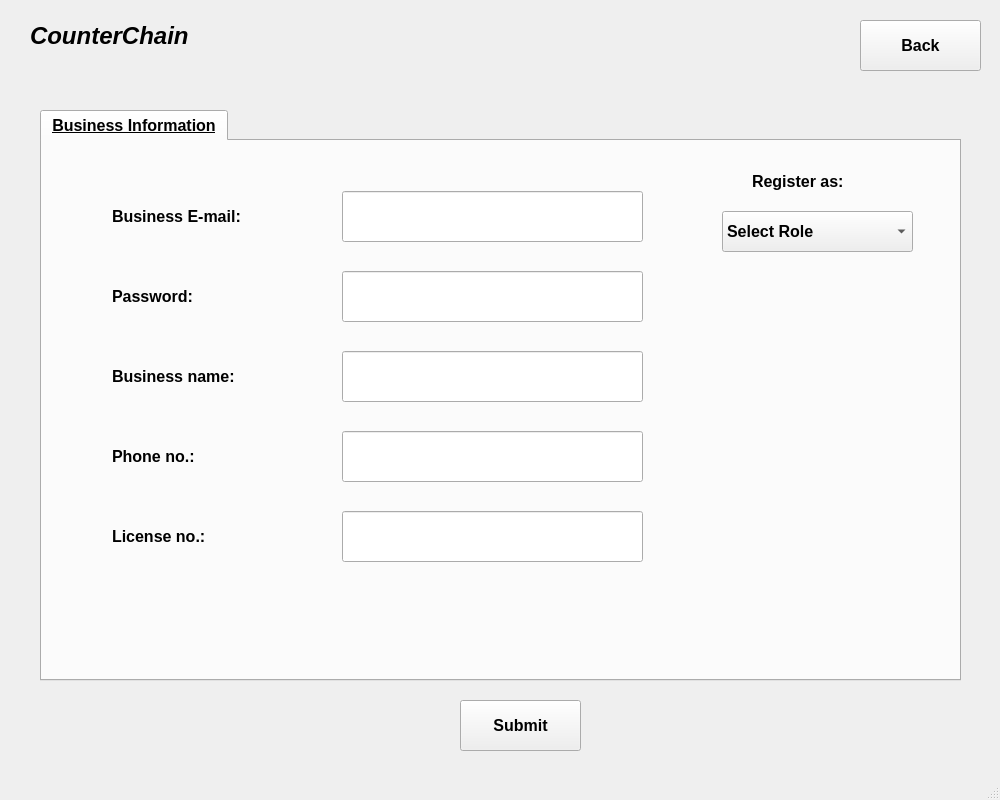
The window that register.ui (shubham0298/CounterChain) describes before a commit, drawn with Qt 5.
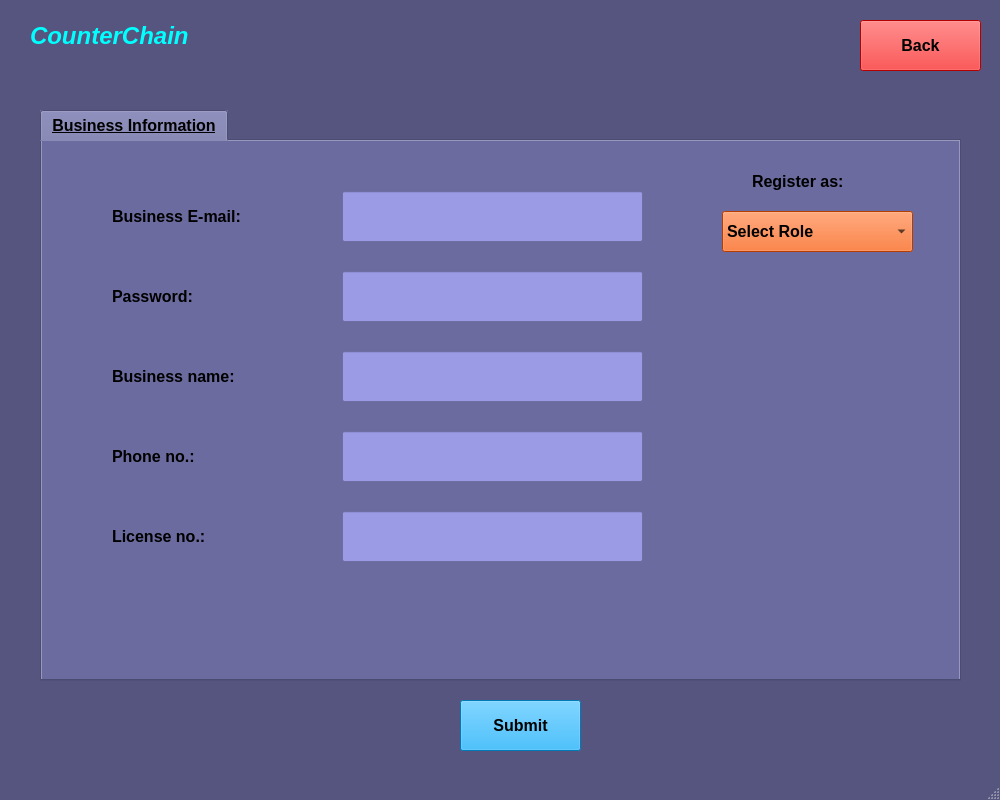
The same window after the commit. Icons and pictures are not drawn.

What changed in the file:
```diff
--- a/register.ui
+++ b/register.ui
@@ -25,6 +25,23 @@
   <property name="windowTitle">
    <string>Register</string>
   </property>
+  <property name="styleSheet">
+   <string notr="true">QMainWindow{
+	background-color: rgb(85, 85, 127);
+}
+QPushButton#backButton{
+	background-color: rgb(255, 0, 0);
+}
+QPushButton#submitButton{
+	background-color: rgb(0, 170, 255);
+}
+QLineEdit{	
+	background-color: rgb(154, 154, 229);
+}
+QComboBox{	
+	background-color: rgb(154, 154, 229);
+}</string>
+  </property>
   <widget class="QWidget" name="centralwidget">
    <widget class="QTabWidget" name="tabWidget">
     <property name="enabled">
@@ -46,6 +63,9 @@
       <underline>true</underline>
      </font>
     </property>
+    <property name="styleSheet">
+     <string notr="true">background-color: rgb(107, 107, 159);</string>
+    </property>
     <property name="currentIndex">
      <number>0</number>
     </property>
@@ -193,6 +213,9 @@
         <underline>false</underline>
        </font>
       </property>
+      <property name="styleSheet">
+       <string notr="true">background-color: rgb(255, 85, 0);</string>
+      </property>
       <item>
        <property name="text">
         <string>Select Role</string>
@@ -225,11 +248,15 @@
       </property>
       <property name="font">
        <font>
+        <pointsize>12</pointsize>
         <weight>50</weight>
         <bold>false</bold>
         <underline>false</underline>
        </font>
       </property>
+      <property name="styleSheet">
+       <string notr="true">background-color: rgb(154, 154, 229);</string>
+      </property>
      </widget>
      <widget class="QLineEdit" name="paswd_LE">
       <property name="geometry">
@@ -242,11 +269,15 @@
       </property>
       <property name="font">
        <font>
+        <pointsize>12</pointsize>
         <weight>50</weight>
         <bold>false</bold>
         <underline>false</underline>
        </font>
       </property>
+      <property name="styleSheet">
+       <string notr="true">background-color: rgb(154, 154, 229);</string>
+      </property>
       <property name="echoMode">
        <enum>QLineEdit::Password</enum>
       </property>
@@ -262,11 +293,15 @@
       </property>
       <property name="font">
        <font>
+        <pointsize>12</pointsize>
         <weight>50</weight>
         <bold>false</bold>
         <underline>false</underline>
        </font>
       </property>
+      <property name="styleSheet">
+       <string notr="true">background-color: rgb(154, 154, 229);</string>
+      </property>
      </widget>
      <widget class="QLineEdit" name="phone_LE">
       <property name="geometry">
@@ -279,11 +314,15 @@
       </property>
       <property name="font">
        <font>
+        <pointsize>12</pointsize>
         <weight>50</weight>
         <bold>false</bold>
         <underline>false</underline>
        </font>
       </property>
+      <property name="styleSheet">
+       <string notr="true">background-color: rgb(154, 154, 229);</string>
+      </property>
      </widget>
      <widget class="QLabel" name="label_7">
       <property name="geometry">
@@ -320,11 +359,15 @@
       </property>
       <property name="font">
        <font>
+        <pointsize>12</pointsize>
         <weight>50</weight>
         <bold>false</bold>
         <underline>false</underline>
        </font>
       </property>
+      <property name="styleSheet">
+       <string notr="true">background-color: rgb(154, 154, 229);</string>
+      </property>
      </widget>
     </widget>
    </widget>
@@ -350,6 +393,16 @@
     <property name="text">
      <string>Back</string>
     </property>
+    <property name="icon">
+     <iconset>
+      <normaloff>Icons/backbutton.png</normaloff>Icons/backbutton.png</iconset>
+    </property>
+    <property name="iconSize">
+     <size>
+      <width>30</width>
+      <height>30</height>
+     </size>
+    </property>
    </widget>
    <widget class="QPushButton" name="submitButton">
     <property name="geometry">
@@ -383,6 +436,97 @@
       <height>71</height>
      </rect>
     </property>
+    <property name="palette">
+     <palette>
+      <active>
+       <colorrole role="WindowText">
+        <brush brushstyle="SolidPattern">
+         <color alpha="255">
+          <red>0</red>
+          <green>255</green>
+          <blue>255</blue>
+         </color>
+        </brush>
+       </colorrole>
+       <colorrole role="Text">
+        <brush brushstyle="SolidPattern">
+         <color alpha="255">
+          <red>0</red>
+          <green>0</green>
+          <blue>0</blue>
+         </color>
+        </brush>
+       </colorrole>
+       <colorrole role="PlaceholderText">
+        <brush brushstyle="SolidPattern">
+         <color alpha="128">
+          <red>0</red>
+          <green>0</green>
+          <blue>0</blue>
+         </color>
+        </brush>
+       </colorrole>
+      </active>
+      <inactive>
+       <colorrole role="WindowText">
+        <brush brushstyle="SolidPattern">
+         <color alpha="255">
+          <red>0</red>
+          <green>255</green>
+          <blue>255</blue>
+         </color>
+        </brush>
+       </colorrole>
+       <colorrole role="Text">
+        <brush brushstyle="SolidPattern">
+         <color alpha="255">
+          <red>0</red>
+          <green>0</green>
+          <blue>0</blue>
+         </color>
+        </brush>
+       </colorrole>
+       <colorrole role="PlaceholderText">
+        <brush brushstyle="SolidPattern">
+         <color alpha="128">
+          <red>0</red>
+          <green>0</green>
+          <blue>0</blue>
+         </color>
+        </brush>
+       </colorrole>
+      </inactive>
+      <disabled>
+       <colorrole role="WindowText">
+        <brush brushstyle="SolidPattern">
+         <color alpha="255">
+          <red>120</red>
+          <green>120</green>
+          <blue>120</blue>
+         </color>
+        </brush>
+       </colorrole>
+       <colorrole role="Text">
+        <brush brushstyle="SolidPattern">
+         <color alpha="255">
+          <red>120</red>
+          <green>120</green>
+          <blue>120</blue>
+         </color>
+        </brush>
+       </colorrole>
+       <colorrole role="PlaceholderText">
+        <brush brushstyle="SolidPattern">
+         <color alpha="128">
+          <red>0</red>
+          <green>0</green>
+          <blue>0</blue>
+         </color>
+        </brush>
+       </colorrole>
+      </disabled>
+     </palette>
+    </property>
     <property name="font">
      <font>
       <pointsize>18</pointsize>
```
